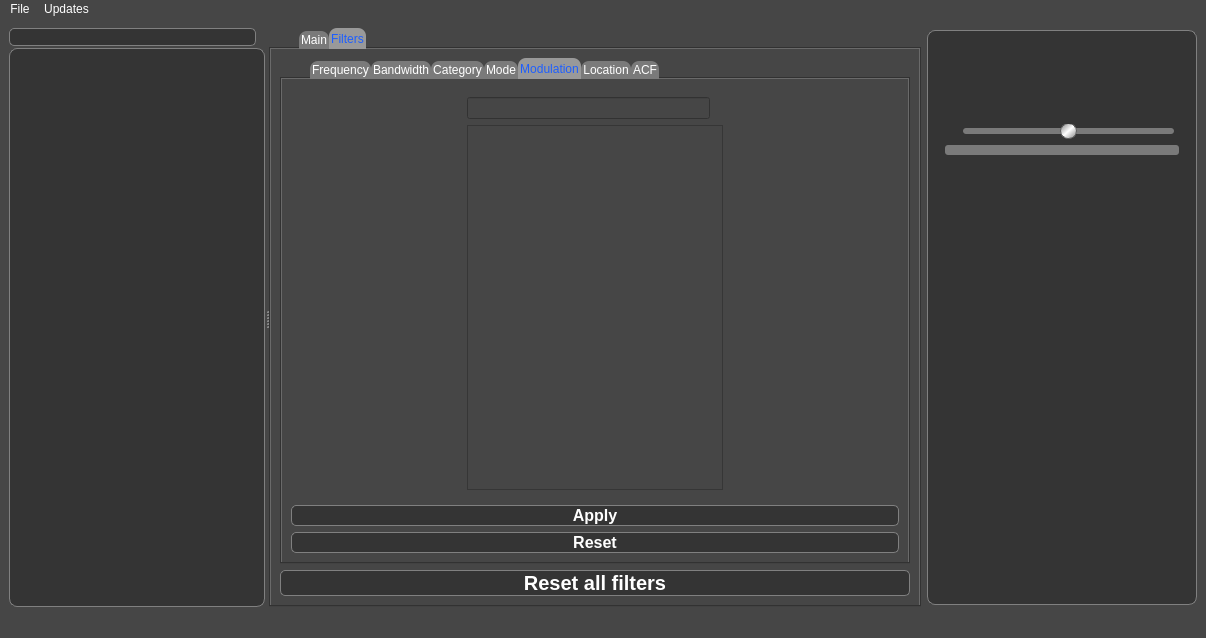
Before: the Qt Designer form main_window.ui in vbrizgamnk/Artemis, drawn with Qt 5.
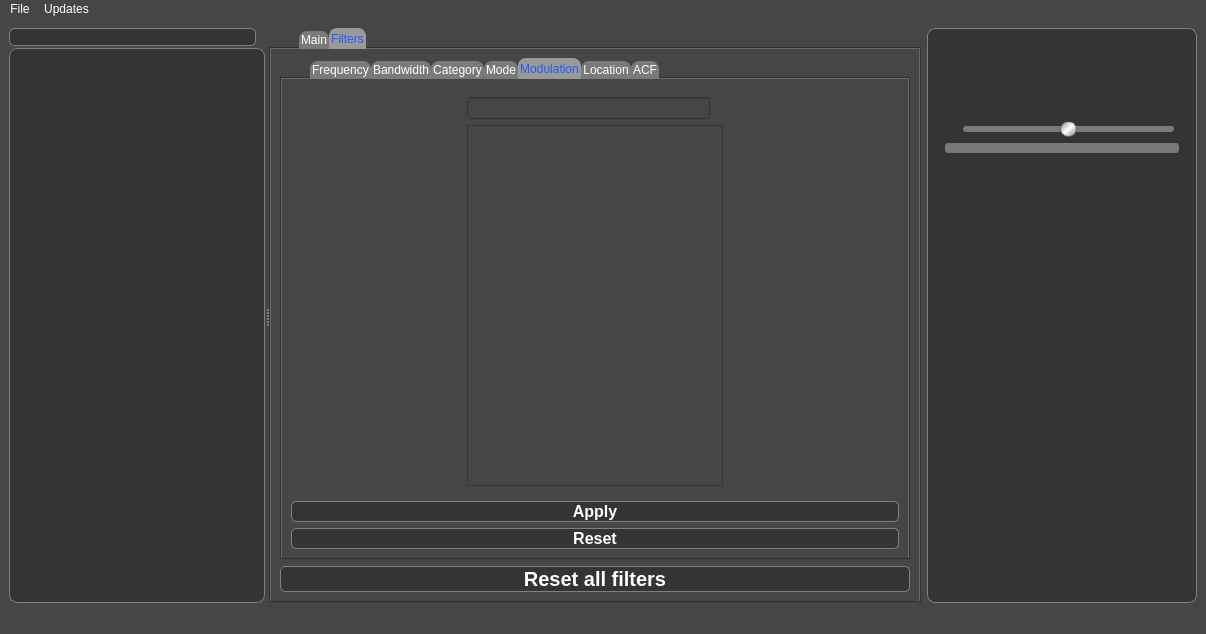
After: the same form once the commit is applied. Icons and pictures are not drawn. Custom widgets are drawn as their Qt base class.

```diff
--- a/main_window.ui
+++ b/main_window.ui
@@ -7,7 +7,7 @@
     <x>0</x>
     <y>0</y>
     <width>1206</width>
-    <height>638</height>
+    <height>634</height>
    </rect>
   </property>
   <property name="sizePolicy">
@@ -3938,7 +3938,10 @@
               </layout>
              </item>
              <item>
-              <widget class="QPushButton" name="apply_remove_modulation_filter_btn">
+              <widget class="DoubleTextButton" name="apply_remove_modulation_filter_btn">
+               <property name="enabled">
+                <bool>true</bool>
+               </property>
                <property name="font">
                 <font>
                  <pointsize>12</pointsize>
@@ -3949,6 +3952,9 @@
                <property name="text">
                 <string>Apply</string>
                </property>
+               <property name="checkable">
+                <bool>true</bool>
+               </property>
               </widget>
              </item>
              <item>
```
